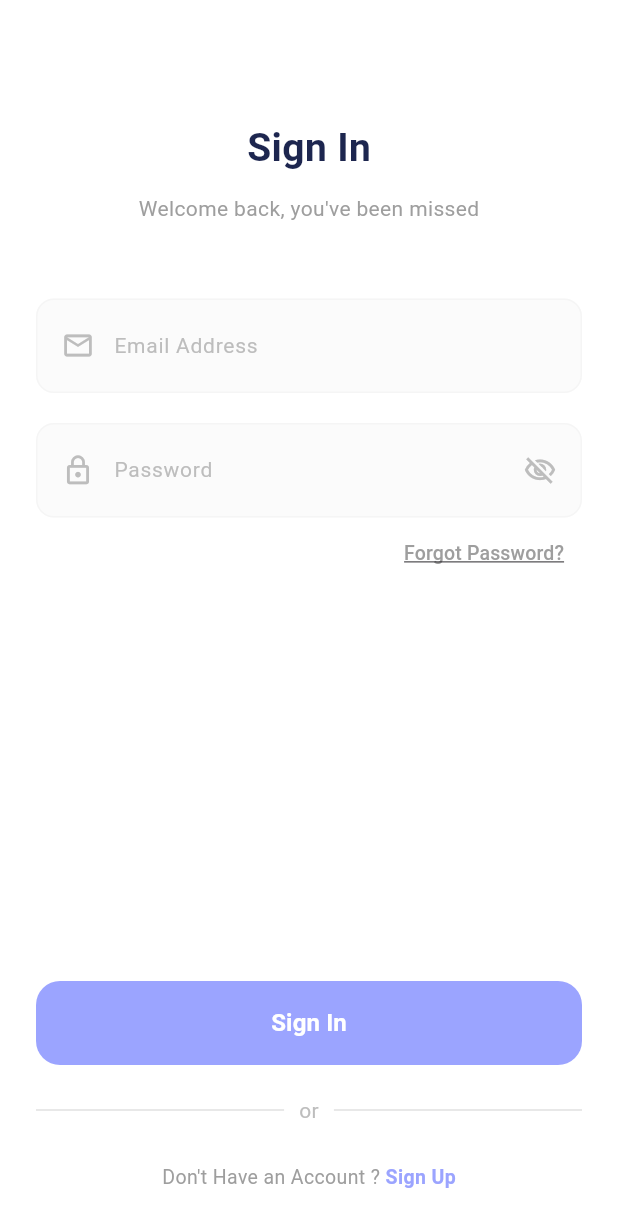
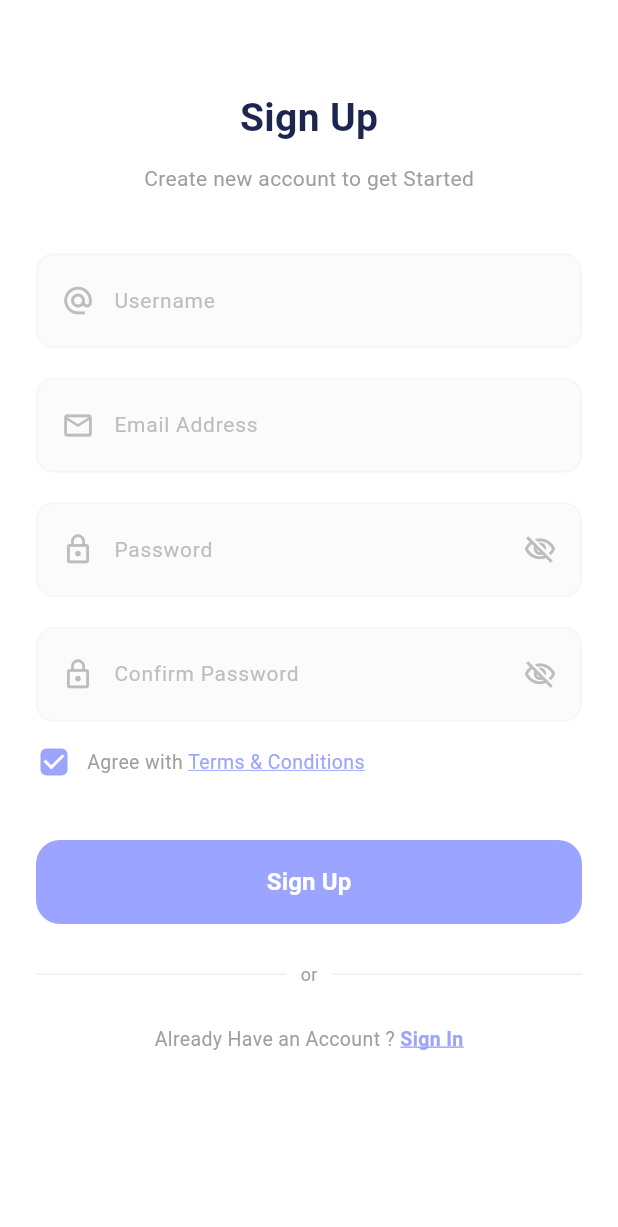
Before and after one commit to Adham167/Planova, a Flutter app: the SignInScreen screen opened directly, after a tap on "Sign Up", on a phone screen of 412 x 824 dp. Shown: the top 1227 px of the screen. Run offline on Flutter 3.47's test engine with Material 3 defaults, Android fonts, the phone set to English and light mode, and no system bars.

Commit message:
ِÙAddgn Up

```diff
--- a/lib/features/auth/screens/sign_in_screen.dart
+++ b/lib/features/auth/screens/sign_in_screen.dart
@@ -1,6 +1,7 @@
 import 'package:flutter/material.dart';
 import '../widgets/custom_text_field.dart';
 import '../widgets/auth_button.dart';
+import '../screens/sign_up_screen.dart';
 
 class SignInScreen extends StatelessWidget {
   const SignInScreen({super.key});
@@ -44,7 +45,7 @@ class SignInScreen extends StatelessWidget {
               const SizedBox(height: 20),
               _buildOrDivider(),
               const SizedBox(height: 25),
-              _buildSignUpRow(),
+              _buildSignUpRow(context),
               const SizedBox(height: 30),
             ],
           ),
@@ -66,14 +67,29 @@ class SignInScreen extends StatelessWidget {
     );
   }
 
-  Widget _buildSignUpRow() {
+  Widget _buildSignUpRow(BuildContext context) {
     return Row(
       mainAxisAlignment: MainAxisAlignment.center,
       children: [
         const Text("Don't Have an Account ? ", style: TextStyle(color: Colors.grey, fontSize: 13)),
         GestureDetector(
-          onTap: () {},
-          child: const Text("Sign Up", style: TextStyle(color: Color(0xFF9BA4FF), fontWeight: FontWeight.bold, fontSize: 13)),
+          onTap: () {
+            Navigator.push(
+              context,
+              MaterialPageRoute(builder: (context) => const SignUpScreen()),
+            );
+          },
+          child: const Text(
+            "Sign Up",
+            style: TextStyle(
+              color: Color(0xFF9BA4FF),
+              fontWeight: FontWeight.bold,
+              fontSize: 13,
+              decoration: TextDecoration.underline,
+              decorationColor: Color(0xFF9BA4FF),
+              decorationThickness: 1.5,
+            ),
+          ),
         ),
       ],
     );
--- /dev/null
+++ b/lib/features/auth/screens/sign_up_screen.dart
@@ -0,0 +1,139 @@
+import 'package:flutter/material.dart';
+import '../widgets/custom_text_field.dart';
+import '../widgets/auth_button.dart';
+import '../screens/sign_in_screen.dart';
+
+class SignUpScreen extends StatelessWidget {
+  const SignUpScreen({super.key});
+
+  @override
+  Widget build(BuildContext context) {
+    return Scaffold(
+      backgroundColor: Colors.white,
+      body: SafeArea(
+        child: SingleChildScrollView(
+          child: Padding(
+            padding: const EdgeInsets.symmetric(horizontal: 24.0),
+            child: Column(
+              children: [
+                const SizedBox(height: 60),
+                const Text(
+                  "Sign Up",
+                  style: TextStyle(
+                    fontSize: 26,
+                    fontWeight: FontWeight.bold,
+                    color: Color(0xFF1D264F),
+                  ),
+                ),
+                const SizedBox(height: 12),
+                const Text(
+                  "Create new account to get Started",
+                  style: TextStyle(fontSize: 14, color: Colors.grey),
+                ),
+                const SizedBox(height: 40),
+
+                const CustomAuthField(hint: "Username", icon: Icons.alternate_email),
+                const SizedBox(height: 20),
+                const CustomAuthField(hint: "Email Address", icon: Icons.email_outlined),
+                const SizedBox(height: 20),
+                const CustomAuthField(
+                    hint: "Password",
+                    icon: Icons.lock_outline,
+                    isPassword: true,
+                    suffixIcon: Icons.visibility_off_outlined
+                ),
+                const SizedBox(height: 20),
+                const CustomAuthField(
+                    hint: "Confirm Password",
+                    icon: Icons.lock_outline,
+                    isPassword: true,
+                    suffixIcon: Icons.visibility_off_outlined
+                ),
+
+                const SizedBox(height: 15),
+
+                Row(
+                  children: [
+                    SizedBox(
+                      height: 24,
+                      width: 24,
+                      child: Checkbox(
+                        value: true,
+                        onChanged: (val) {},
+                        activeColor: const Color(0xFF9BA4FF),
+                        shape: RoundedRectangleBorder(borderRadius: BorderRadius.circular(4)),
+                      ),
+                    ),
+                    const SizedBox(width: 10),
+                    const Text("Agree with ", style: TextStyle(color: Colors.grey, fontSize: 13)),
+                    const Text(
+                      "Terms & Conditions",
+                      style: TextStyle(
+                        color: const Color(0xFF9BA4FF),
+                        fontSize: 13,
+                        decoration: TextDecoration.underline,
+                        decorationColor: const Color(0xFF9BA4FF),
+                        decorationThickness: 1,
+                      ),
+                    ),
+                  ],
+                ),
+
+                const SizedBox(height: 40),
+                AuthButton(text: "Sign Up", onPressed: () {}),
+
+                const SizedBox(height: 25),
+                _buildOrDivider(),
+                const SizedBox(height: 25),
+
+                _buildSignInRow(context),
+                const SizedBox(height: 30),
+              ],
+            ),
+          ),
+        ),
+      ),
+    );
+  }
+
+  Widget _buildOrDivider() {
+    return Row(
+      children: [
+        Expanded(child: Divider(color: Colors.grey.shade200)),
+        const Padding(
+          padding: EdgeInsets.symmetric(horizontal: 10),
+          child: Text("or", style: TextStyle(color: Colors.grey, fontSize: 12)),
+        ),
+        Expanded(child: Divider(color: Colors.grey.shade200)),
+      ],
+    );
+  }
+
+  Widget _buildSignInRow(BuildContext context) {
+    return Row(
+      mainAxisAlignment: MainAxisAlignment.center,
+      children: [
+        const Text("Already Have an Account ? ", style: TextStyle(color: Colors.grey, fontSize: 13)),
+        GestureDetector(
+          onTap: () {
+            Navigator.pushReplacement(
+              context,
+              MaterialPageRoute(builder: (context) => const SignInScreen()),
+            );
+          },
+          child: const Text(
+            "Sign In",
+            style: TextStyle(
+              color: Color(0xFF9BA4FF),
+              fontWeight: FontWeight.bold,
+              fontSize: 13,
+              decoration: TextDecoration.underline,
+              decorationColor: Color(0xFF9BA4FF),
+              decorationThickness: 1.5,
+            ),
+          ),
+        ),
+      ],
+    );
+  }
+}
```
